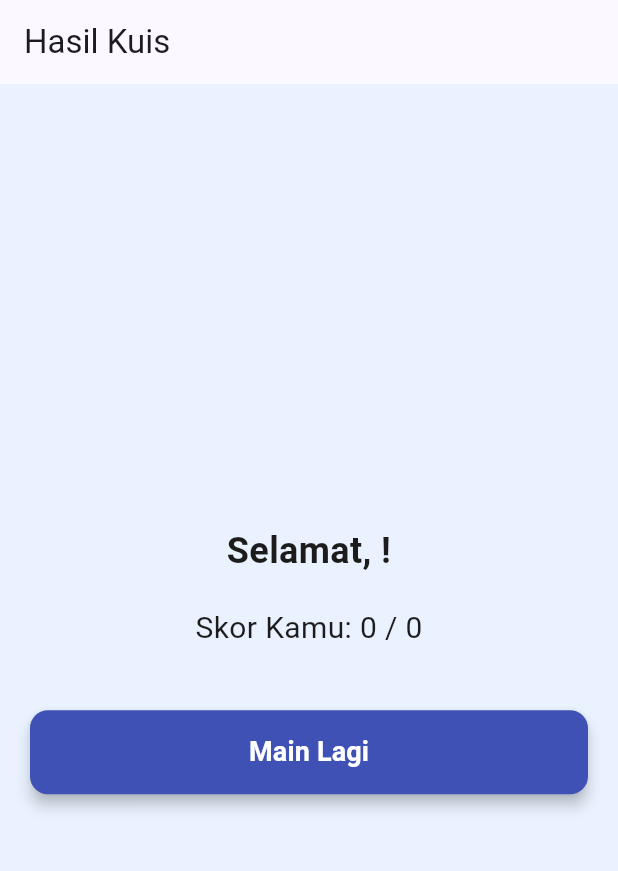
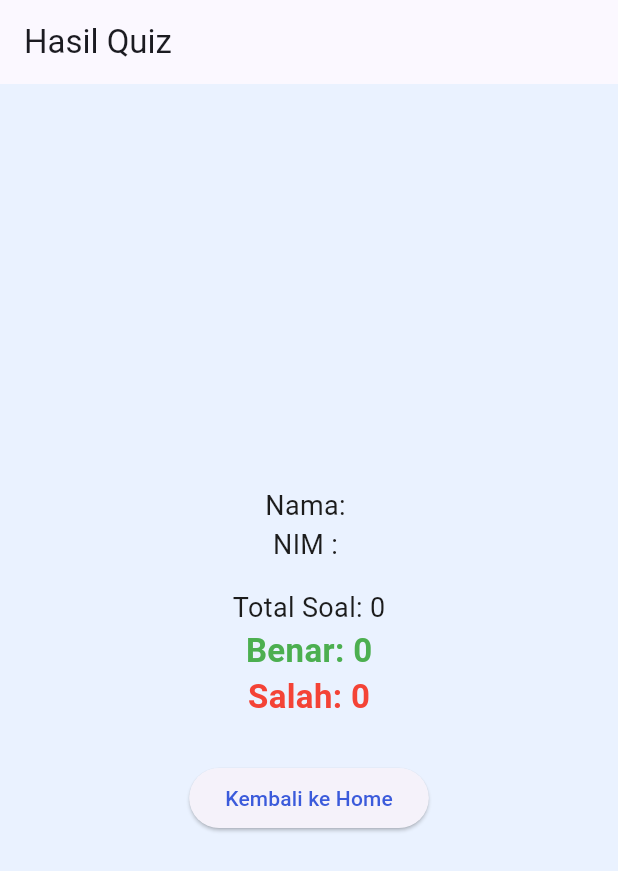
Before and after one commit to Azlinsyah-231401013/Quiz_App_Flutter, a Flutter app: the ResultPage screen opened directly with empty values, on a phone screen of 412 x 824 dp. Shown: the top 871 px of the screen. Run offline on Flutter 3.47's test engine with Material 3 defaults, Android fonts, the phone set to English and light mode, and no system bars; Roboto replaces fonts that are missing (Poppins).

Commit message:
feat(result): add summary screen with correct and wrong counts

```diff
--- a/lib/pages/result_page.dart
+++ b/lib/pages/result_page.dart
@@ -1,53 +1,31 @@
 import 'package:flutter/material.dart';
-import '../widgets/custom_button.dart';
 import 'home_page.dart';
 
 class ResultPage extends StatelessWidget {
-  final String username;
-  final int score;
-  final int total;
-
-  const ResultPage({
-    super.key,
-    required this.username,
-    required this.score,
-    required this.total,
-  });
+  final String name; final String nim; final int correct; final int wrong;
+  const ResultPage({super.key, required this.name, required this.nim, required this.correct, required this.wrong});
 
   @override
   Widget build(BuildContext context) {
+    final total = correct + wrong;
     return Scaffold(
-      appBar: AppBar(title: const Text("Hasil Kuis")),
-      body: Padding(
-        padding: const EdgeInsets.all(20),
-        child: Column(
-          mainAxisAlignment: MainAxisAlignment.center,
-          children: [
-            Text(
-              "Selamat, $username!",
-              style: const TextStyle(
-                fontSize: 24,
-                fontWeight: FontWeight.bold,
-              ),
-              textAlign: TextAlign.center,
-            ),
-            const SizedBox(height: 20),
-            Text(
-              "Skor Kamu: $score / $total",
-              style: const TextStyle(fontSize: 20),
-            ),
-            const SizedBox(height: 40),
-            CustomButton(
-              text: "Main Lagi",
-              color: Colors.indigo,
-              onPressed: () {
-                Navigator.pushReplacement(
-                  context,
-                  MaterialPageRoute(builder: (context) => const HomePage()),
-                );
-              },
-            ),
-          ],
+      appBar: AppBar(title: const Text("Hasil Quiz")),
+      body: Center(
+        child: Padding(
+          padding: const EdgeInsets.all(20),
+          child: Column(mainAxisAlignment: MainAxisAlignment.center, children: [
+            Text("Nama: $name", style: const TextStyle(fontSize: 18)),
+            Text("NIM : $nim",  style: const TextStyle(fontSize: 18)),
+            const SizedBox(height: 16),
+            Text("Total Soal: $total", style: const TextStyle(fontSize: 18)),
+            Text("Benar: $correct", style: const TextStyle(fontSize: 22, fontWeight: FontWeight.bold, color: Colors.green)),
+            Text("Salah: $wrong",  style: const TextStyle(fontSize: 22, fontWeight: FontWeight.bold, color: Colors.red)),
+            const SizedBox(height: 28),
+            ElevatedButton(
+              onPressed: ()=> Navigator.pushReplacement(context, MaterialPageRoute(builder: (_)=> const HomePage())),
+              child: const Text("Kembali ke Home"),
+            )
+          ]),
         ),
       ),
     );
```
